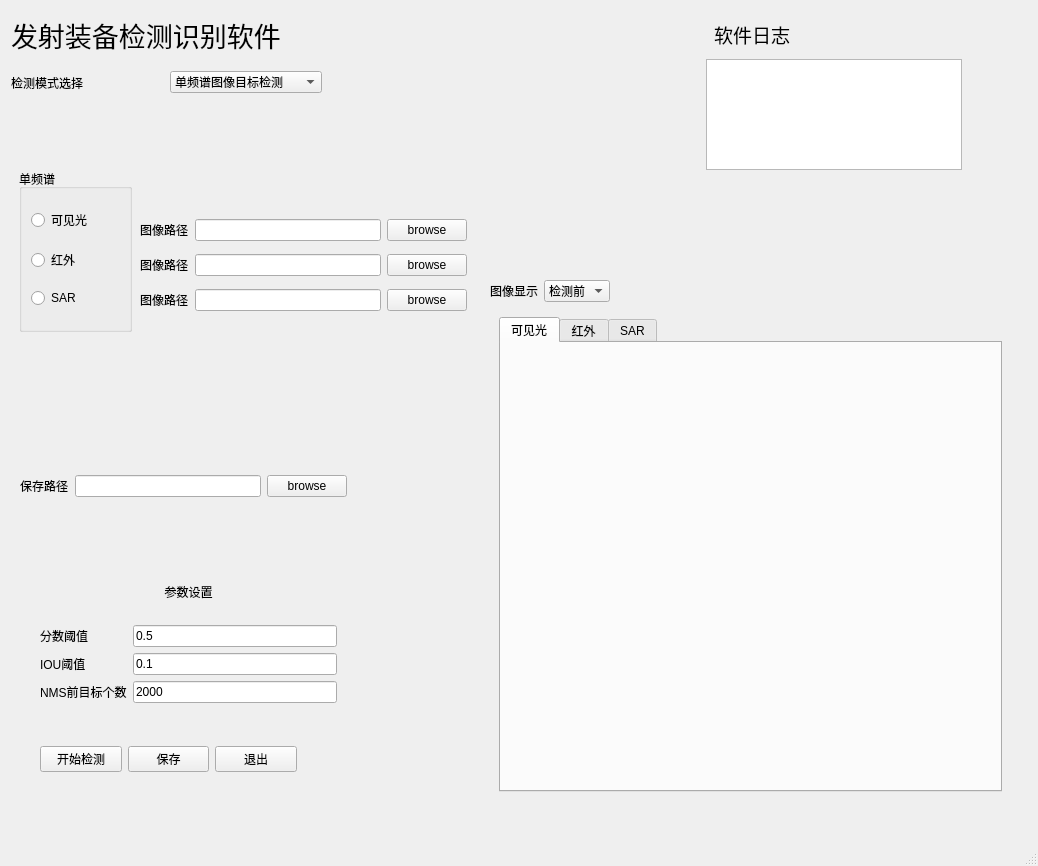
First picture: the form in v1/detection.ui, repository chongkuiqi/FTRP_app, before the edit.
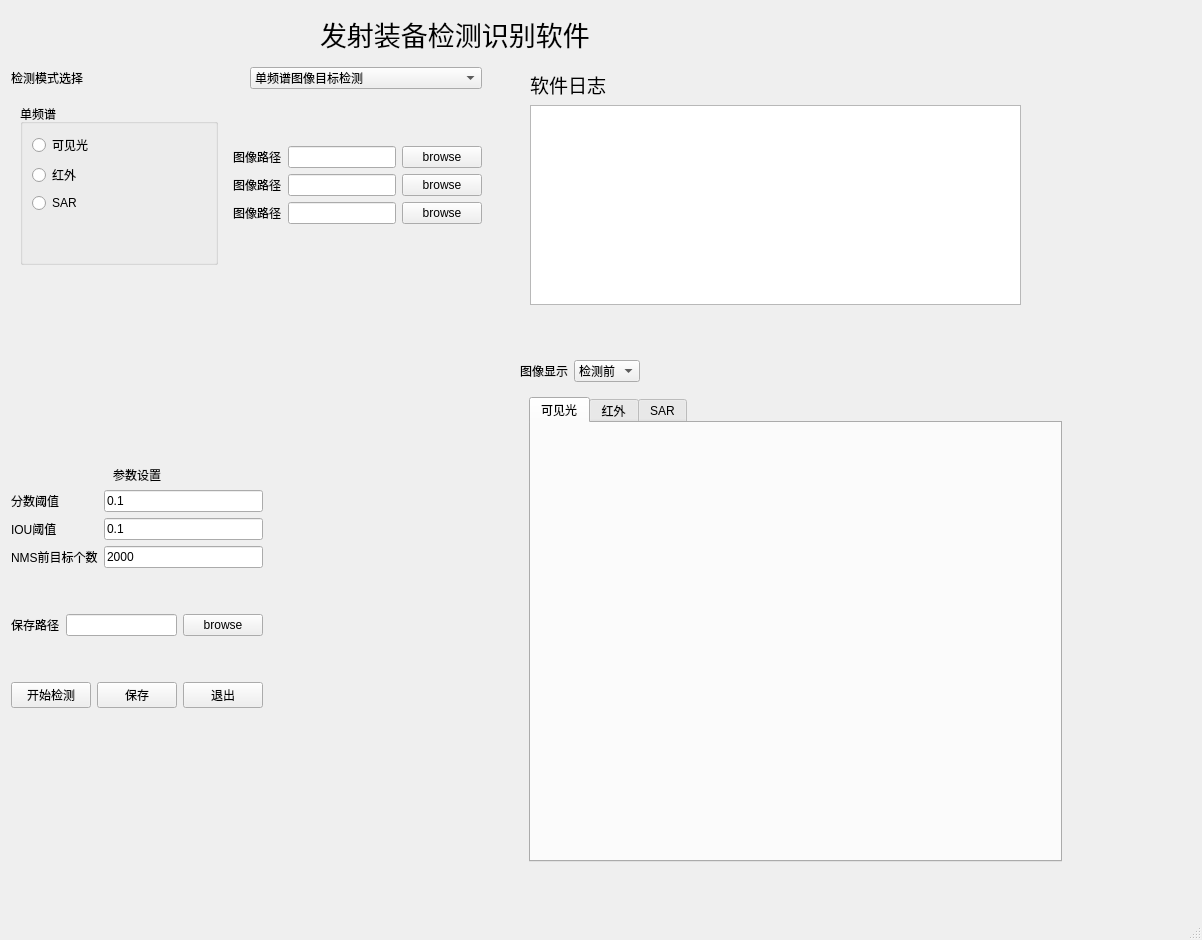
Second picture: the form after the edit. The open tabs and pages were chosen to show the change.

```diff
--- a/v1/detection.ui
+++ b/v1/detection.ui
@@ -6,8 +6,8 @@
    <rect>
     <x>0</x>
     <y>0</y>
-    <width>1038</width>
-    <height>866</height>
+    <width>1202</width>
+    <height>940</height>
    </rect>
   </property>
   <property name="windowTitle">
@@ -17,8 +17,8 @@
    <widget class="QLabel" name="label_winName">
     <property name="geometry">
      <rect>
-      <x>11</x>
-      <y>11</y>
+      <x>320</x>
+      <y>10</y>
       <width>330</width>
       <height>49</height>
      </rect>
@@ -36,270 +36,10 @@
    <widget class="QWidget" name="layoutWidget">
     <property name="geometry">
      <rect>
-      <x>40</x>
-      <y>566</y>
-      <width>297</width>
-      <height>137</height>
-     </rect>
-    </property>
-    <layout class="QGridLayout" name="gridLayout_2">
-     <item row="2" column="0">
-      <widget class="QLabel" name="label_iou_thr">
-       <property name="text">
-        <string>IOU阈值</string>
-       </property>
-      </widget>
-     </item>
-     <item row="2" column="1">
-      <widget class="QLineEdit" name="line_iou_thr">
-       <property name="text">
-        <string>0.1</string>
-       </property>
-      </widget>
-     </item>
-     <item row="3" column="0">
-      <widget class="QLabel" name="max_before_nms">
-       <property name="text">
-        <string>NMS前目标个数</string>
-       </property>
-      </widget>
-     </item>
-     <item row="3" column="1">
-      <widget class="QLineEdit" name="line_max_before_nms">
-       <property name="text">
-        <string>2000</string>
-       </property>
-      </widget>
-     </item>
-     <item row="1" column="0">
-      <widget class="QLabel" name="label_score">
-       <property name="text">
-        <string>分数阈值</string>
-       </property>
-      </widget>
-     </item>
-     <item row="1" column="1">
-      <widget class="QLineEdit" name="line_score">
-       <property name="text">
-        <string>0.5</string>
-       </property>
-      </widget>
-     </item>
-     <item row="0" column="0" colspan="2">
-      <widget class="QLabel" name="label_para">
-       <property name="text">
-        <string>&lt;html&gt;&lt;head/&gt;&lt;body&gt;&lt;p align=&quot;center&quot;&gt;参数设置&lt;/p&gt;&lt;/body&gt;&lt;/html&gt;</string>
-       </property>
-      </widget>
-     </item>
-    </layout>
-   </widget>
-   <widget class="QWidget" name="layoutWidget">
-    <property name="geometry">
-     <rect>
-      <x>40</x>
-      <y>740</y>
-      <width>257</width>
-      <height>38</height>
-     </rect>
-    </property>
-    <layout class="QGridLayout" name="gridLayout_4">
-     <item row="0" column="0">
-      <widget class="QPushButton" name="bu_detect">
-       <property name="text">
-        <string>开始检测</string>
-       </property>
-      </widget>
-     </item>
-     <item row="0" column="1">
-      <widget class="QPushButton" name="bu_save">
-       <property name="text">
-        <string>保存</string>
-       </property>
-      </widget>
-     </item>
-     <item row="0" column="2">
-      <widget class="QPushButton" name="bu_exit">
-       <property name="text">
-        <string>退出</string>
-       </property>
-      </widget>
-     </item>
-    </layout>
-   </widget>
-   <widget class="QStackedWidget" name="stackedWidget_detect">
-    <property name="geometry">
-     <rect>
-      <x>10</x>
-      <y>160</y>
-      <width>131</width>
-      <height>181</height>
-     </rect>
-    </property>
-    <property name="currentIndex">
-     <number>1</number>
-    </property>
-    <widget class="QWidget" name="page_MS">
-     <layout class="QGridLayout" name="gridLayout">
-      <item row="0" column="0">
-       <widget class="QGroupBox" name="groupBox_2">
-        <property name="title">
-         <string>多频谱</string>
-        </property>
-        <layout class="QGridLayout" name="gridLayout_3">
-         <item row="0" column="0">
-          <widget class="QCheckBox" name="CB_opt">
-           <property name="text">
-            <string>可见光</string>
-           </property>
-          </widget>
-         </item>
-         <item row="1" column="0">
-          <widget class="QCheckBox" name="CB_IR">
-           <property name="text">
-            <string>红外</string>
-           </property>
-          </widget>
-         </item>
-         <item row="2" column="0">
-          <widget class="QCheckBox" name="CB_SAR">
-           <property name="text">
-            <string>SAR</string>
-           </property>
-          </widget>
-         </item>
-        </layout>
-       </widget>
-      </item>
-     </layout>
-    </widget>
-    <widget class="QWidget" name="page_single">
-     <layout class="QGridLayout" name="gridLayout_6">
-      <item row="0" column="0">
-       <widget class="QGroupBox" name="groupBox">
-        <property name="title">
-         <string>单频谱</string>
-        </property>
-        <layout class="QGridLayout" name="gridLayout_5">
-         <item row="0" column="0">
-          <widget class="QRadioButton" name="RB_opt">
-           <property name="text">
-            <string>可见光</string>
-           </property>
-          </widget>
-         </item>
-         <item row="1" column="0">
-          <widget class="QRadioButton" name="RB_IR">
-           <property name="text">
-            <string>红外</string>
-           </property>
-          </widget>
-         </item>
-         <item row="2" column="0">
-          <widget class="QRadioButton" name="RB_SAR">
-           <property name="text">
-            <string>SAR</string>
-           </property>
-          </widget>
-         </item>
-        </layout>
-       </widget>
-      </item>
-     </layout>
-    </widget>
-   </widget>
-   <widget class="QWidget" name="layoutWidget">
-    <property name="geometry">
-     <rect>
-      <x>11</x>
-      <y>67</y>
-      <width>311</width>
-      <height>31</height>
-     </rect>
-    </property>
-    <layout class="QHBoxLayout" name="horizontalLayout_6">
-     <item>
-      <widget class="QLabel" name="label">
-       <property name="text">
-        <string>检测模式选择</string>
-       </property>
-      </widget>
-     </item>
-     <item>
-      <widget class="QComboBox" name="CB_mode">
-       <item>
-        <property name="text">
-         <string>单频谱图像目标检测</string>
-        </property>
-       </item>
-       <item>
-        <property name="text">
-         <string>多频谱图像目标检测</string>
-        </property>
-       </item>
-      </widget>
-     </item>
-    </layout>
-   </widget>
-   <widget class="QLabel" name="label_log">
-    <property name="geometry">
-     <rect>
-      <x>706</x>
-      <y>18</y>
-      <width>92</width>
-      <height>34</height>
-     </rect>
-    </property>
-    <property name="text">
-     <string>&lt;html&gt;&lt;head/&gt;&lt;body&gt;&lt;p align=&quot;center&quot;&gt;&lt;span style=&quot; font-size:14pt;&quot;&gt;软件日志&lt;/span&gt;&lt;/p&gt;&lt;/body&gt;&lt;/html&gt;</string>
-    </property>
-   </widget>
-   <widget class="QTextBrowser" name="text_log">
-    <property name="geometry">
-     <rect>
-      <x>706</x>
-      <y>59</y>
-      <width>256</width>
-      <height>111</height>
-     </rect>
-    </property>
-   </widget>
-   <widget class="QWidget" name="layoutWidget">
-    <property name="geometry">
-     <rect>
-      <x>20</x>
-      <y>470</y>
-      <width>327</width>
-      <height>32</height>
-     </rect>
-    </property>
-    <layout class="QHBoxLayout" name="horizontalLayout_7">
-     <item>
-      <widget class="QLabel" name="label_savepath">
-       <property name="text">
-        <string>保存路径</string>
-       </property>
-      </widget>
-     </item>
-     <item>
-      <widget class="QLineEdit" name="le_savepath"/>
-     </item>
-     <item>
-      <widget class="QPushButton" name="bu_browse_save">
-       <property name="text">
-        <string>browse</string>
-       </property>
-      </widget>
-     </item>
-    </layout>
-   </widget>
-   <widget class="QWidget" name="layoutWidget">
-    <property name="geometry">
-     <rect>
-      <x>490</x>
-      <y>280</y>
-      <width>521</width>
-      <height>521</height>
+      <x>520</x>
+      <y>360</y>
+      <width>551</width>
+      <height>511</height>
      </rect>
     </property>
     <layout class="QVBoxLayout" name="verticalLayout_5">
@@ -486,67 +226,404 @@
      </item>
     </layout>
    </widget>
-   <widget class="QWidget" name="layoutWidget">
+   <widget class="QWidget" name="">
     <property name="geometry">
      <rect>
-      <x>140</x>
-      <y>212</y>
-      <width>327</width>
-      <height>106</height>
+      <x>11</x>
+      <y>67</y>
+      <width>471</width>
+      <height>641</height>
      </rect>
     </property>
-    <layout class="QGridLayout" name="gridLayout_7">
-     <item row="0" column="0">
-      <widget class="QLabel" name="label_imgpath_opt">
-       <property name="text">
-        <string>图像路径</string>
-       </property>
-      </widget>
-     </item>
-     <item row="0" column="1">
-      <widget class="QLineEdit" name="le_imgpath_opt"/>
-     </item>
-     <item row="0" column="2">
-      <widget class="QPushButton" name="bu_browse_opt">
-       <property name="text">
-        <string>browse</string>
-       </property>
-      </widget>
+    <layout class="QGridLayout" name="gridLayout_13">
+     <item row="0" column="0" colspan="2">
+      <layout class="QGridLayout" name="gridLayout_10">
+       <item row="0" column="0" colspan="2">
+        <layout class="QHBoxLayout" name="horizontalLayout_6">
+         <item>
+          <widget class="QLabel" name="label">
+           <property name="text">
+            <string>检测模式选择</string>
+           </property>
+          </widget>
+         </item>
+         <item>
+          <widget class="QComboBox" name="CB_mode">
+           <item>
+            <property name="text">
+             <string>单频谱图像目标检测</string>
+            </property>
+           </item>
+           <item>
+            <property name="text">
+             <string>多频谱图像目标检测</string>
+            </property>
+           </item>
+          </widget>
+         </item>
+        </layout>
+       </item>
+       <item row="1" column="0">
+        <widget class="QStackedWidget" name="stackedWidget_detect">
+         <property name="currentIndex">
+          <number>1</number>
+         </property>
+         <widget class="QWidget" name="page_MS">
+          <layout class="QGridLayout" name="gridLayout">
+           <item row="0" column="0">
+            <widget class="QGroupBox" name="groupBox_2">
+             <property name="title">
+              <string>多频谱</string>
+             </property>
+             <layout class="QGridLayout" name="gridLayout_3">
+              <item row="0" column="0">
+               <widget class="QCheckBox" name="CB_opt">
+                <property name="text">
+                 <string>可见光</string>
+                </property>
+               </widget>
+              </item>
+              <item row="1" column="0">
+               <widget class="QCheckBox" name="CB_IR">
+                <property name="text">
+                 <string>红外</string>
+                </property>
+               </widget>
+              </item>
+              <item row="2" column="0">
+               <widget class="QCheckBox" name="CB_SAR">
+                <property name="text">
+                 <string>SAR</string>
+                </property>
+               </widget>
+              </item>
+             </layout>
+            </widget>
+           </item>
+          </layout>
+         </widget>
+         <widget class="QWidget" name="page_single">
+          <layout class="QGridLayout" name="gridLayout_6">
+           <item row="0" column="0">
+            <widget class="QGroupBox" name="groupBox">
+             <property name="title">
+              <string>单频谱</string>
+             </property>
+             <layout class="QGridLayout" name="gridLayout_5">
+              <item row="2" column="0">
+               <widget class="QRadioButton" name="RB_SAR">
+                <property name="text">
+                 <string>SAR</string>
+                </property>
+               </widget>
+              </item>
+              <item row="1" column="0">
+               <widget class="QRadioButton" name="RB_IR">
+                <property name="text">
+                 <string>红外</string>
+                </property>
+               </widget>
+              </item>
+              <item row="0" column="0">
+               <widget class="QRadioButton" name="RB_opt">
+                <property name="text">
+                 <string>可见光</string>
+                </property>
+               </widget>
+              </item>
+              <item row="3" column="0">
+               <spacer name="verticalSpacer_3">
+                <property name="orientation">
+                 <enum>Qt::Vertical</enum>
+                </property>
+                <property name="sizeHint" stdset="0">
+                 <size>
+                  <width>20</width>
+                  <height>40</height>
+                 </size>
+                </property>
+               </spacer>
+              </item>
+             </layout>
+            </widget>
+           </item>
+          </layout>
+         </widget>
+        </widget>
+       </item>
+       <item row="1" column="1">
+        <layout class="QGridLayout" name="gridLayout_7">
+         <item row="0" column="1">
+          <spacer name="verticalSpacer">
+           <property name="orientation">
+            <enum>Qt::Vertical</enum>
+           </property>
+           <property name="sizeHint" stdset="0">
+            <size>
+             <width>20</width>
+             <height>40</height>
+            </size>
+           </property>
+          </spacer>
+         </item>
+         <item row="2" column="0">
+          <widget class="QLabel" name="label_imgpath_IR">
+           <property name="text">
+            <string>图像路径</string>
+           </property>
+          </widget>
+         </item>
+         <item row="4" column="1">
+          <spacer name="verticalSpacer_2">
+           <property name="orientation">
+            <enum>Qt::Vertical</enum>
+           </property>
+           <property name="sizeHint" stdset="0">
+            <size>
+             <width>20</width>
+             <height>40</height>
+            </size>
+           </property>
+          </spacer>
+         </item>
+         <item row="2" column="2">
+          <widget class="QPushButton" name="bu_browse_IR">
+           <property name="text">
+            <string>browse</string>
+           </property>
+          </widget>
+         </item>
+         <item row="2" column="1">
+          <widget class="QLineEdit" name="le_imgpath_IR"/>
+         </item>
+         <item row="3" column="0">
+          <widget class="QLabel" name="label_imgpath_SAR">
+           <property name="text">
+            <string>图像路径</string>
+           </property>
+          </widget>
+         </item>
+         <item row="3" column="1">
+          <widget class="QLineEdit" name="le_imgpath_SAR"/>
+         </item>
+         <item row="1" column="2">
+          <widget class="QPushButton" name="bu_browse_opt">
+           <property name="text">
+            <string>browse</string>
+           </property>
+          </widget>
+         </item>
+         <item row="1" column="0">
+          <widget class="QLabel" name="label_imgpath_opt">
+           <property name="text">
+            <string>图像路径</string>
+           </property>
+          </widget>
+         </item>
+         <item row="1" column="1">
+          <widget class="QLineEdit" name="le_imgpath_opt"/>
+         </item>
+         <item row="3" column="2">
+          <widget class="QPushButton" name="bu_browse_SAR">
+           <property name="text">
+            <string>browse</string>
+           </property>
+          </widget>
+         </item>
+        </layout>
+       </item>
+      </layout>
      </item>
      <item row="1" column="0">
-      <widget class="QLabel" name="label_imgpath_IR">
-       <property name="text">
-        <string>图像路径</string>
+      <spacer name="verticalSpacer_4">
+       <property name="orientation">
+        <enum>Qt::Vertical</enum>
        </property>
-      </widget>
-     </item>
-     <item row="1" column="1">
-      <widget class="QLineEdit" name="le_imgpath_IR"/>
-     </item>
-     <item row="1" column="2">
-      <widget class="QPushButton" name="bu_browse_IR">
-       <property name="text">
-        <string>browse</string>
+       <property name="sizeHint" stdset="0">
+        <size>
+         <width>20</width>
+         <height>40</height>
+        </size>
        </property>
-      </widget>
+      </spacer>
      </item>
      <item row="2" column="0">
-      <widget class="QLabel" name="label_imgpath_SAR">
-       <property name="text">
-        <string>图像路径</string>
-       </property>
-      </widget>
+      <layout class="QGridLayout" name="gridLayout_12">
+       <item row="0" column="0">
+        <layout class="QGridLayout" name="gridLayout_2">
+         <item row="2" column="0">
+          <widget class="QLabel" name="label_iou_thr">
+           <property name="text">
+            <string>IOU阈值</string>
+           </property>
+          </widget>
+         </item>
+         <item row="2" column="1">
+          <widget class="QLineEdit" name="line_iou_thr">
+           <property name="text">
+            <string>0.1</string>
+           </property>
+          </widget>
+         </item>
+         <item row="3" column="0">
+          <widget class="QLabel" name="max_before_nms">
+           <property name="text">
+            <string>NMS前目标个数</string>
+           </property>
+          </widget>
+         </item>
+         <item row="3" column="1">
+          <widget class="QLineEdit" name="line_max_before_nms">
+           <property name="text">
+            <string>2000</string>
+           </property>
+          </widget>
+         </item>
+         <item row="1" column="0">
+          <widget class="QLabel" name="label_score">
+           <property name="text">
+            <string>分数阈值</string>
+           </property>
+          </widget>
+         </item>
+         <item row="1" column="1">
+          <widget class="QLineEdit" name="line_score">
+           <property name="text">
+            <string>0.1</string>
+           </property>
+          </widget>
+         </item>
+         <item row="0" column="0" colspan="2">
+          <widget class="QLabel" name="label_para">
+           <property name="text">
+            <string>&lt;html&gt;&lt;head/&gt;&lt;body&gt;&lt;p align=&quot;center&quot;&gt;参数设置&lt;/p&gt;&lt;/body&gt;&lt;/html&gt;</string>
+           </property>
+          </widget>
+         </item>
+        </layout>
+       </item>
+       <item row="1" column="0">
+        <spacer name="verticalSpacer_5">
+         <property name="orientation">
+          <enum>Qt::Vertical</enum>
+         </property>
+         <property name="sizeHint" stdset="0">
+          <size>
+           <width>20</width>
+           <height>40</height>
+          </size>
+         </property>
+        </spacer>
+       </item>
+       <item row="2" column="0">
+        <layout class="QHBoxLayout" name="horizontalLayout_7">
+         <item>
+          <widget class="QLabel" name="label_savepath">
+           <property name="text">
+            <string>保存路径</string>
+           </property>
+          </widget>
+         </item>
+         <item>
+          <widget class="QLineEdit" name="le_savepath"/>
+         </item>
+         <item>
+          <widget class="QPushButton" name="bu_browse_save">
+           <property name="text">
+            <string>browse</string>
+           </property>
+          </widget>
+         </item>
+        </layout>
+       </item>
+       <item row="3" column="0">
+        <spacer name="verticalSpacer_6">
+         <property name="orientation">
+          <enum>Qt::Vertical</enum>
+         </property>
+         <property name="sizeHint" stdset="0">
+          <size>
+           <width>20</width>
+           <height>40</height>
+          </size>
+         </property>
+        </spacer>
+       </item>
+       <item row="4" column="0">
+        <layout class="QGridLayout" name="gridLayout_4">
+         <item row="0" column="0">
+          <widget class="QPushButton" name="bu_detect">
+           <property name="text">
+            <string>开始检测</string>
+           </property>
+          </widget>
+         </item>
+         <item row="0" column="1">
+          <widget class="QPushButton" name="bu_save">
+           <property name="text">
+            <string>保存</string>
+           </property>
+          </widget>
+         </item>
+         <item row="0" column="2">
+          <widget class="QPushButton" name="bu_exit">
+           <property name="text">
+            <string>退出</string>
+           </property>
+          </widget>
+         </item>
+        </layout>
+       </item>
+      </layout>
      </item>
      <item row="2" column="1">
-      <widget class="QLineEdit" name="le_imgpath_SAR"/>
+      <spacer name="horizontalSpacer_2">
+       <property name="orientation">
+        <enum>Qt::Horizontal</enum>
+       </property>
+       <property name="sizeHint" stdset="0">
+        <size>
+         <width>40</width>
+         <height>20</height>
+        </size>
+       </property>
+      </spacer>
      </item>
-     <item row="2" column="2">
-      <widget class="QPushButton" name="bu_browse_SAR">
+    </layout>
+   </widget>
+   <widget class="QWidget" name="">
+    <property name="geometry">
+     <rect>
+      <x>530</x>
+      <y>70</y>
+      <width>491</width>
+      <height>235</height>
+     </rect>
+    </property>
+    <layout class="QGridLayout" name="gridLayout_11">
+     <item row="0" column="0">
+      <widget class="QLabel" name="label_log">
        <property name="text">
-        <string>browse</string>
+        <string>&lt;html&gt;&lt;head/&gt;&lt;body&gt;&lt;p align=&quot;center&quot;&gt;&lt;span style=&quot; font-size:14pt;&quot;&gt;软件日志&lt;/span&gt;&lt;/p&gt;&lt;/body&gt;&lt;/html&gt;</string>
        </property>
       </widget>
      </item>
+     <item row="1" column="0" colspan="2">
+      <widget class="QTextBrowser" name="text_log"/>
+     </item>
+     <item row="0" column="1">
+      <spacer name="horizontalSpacer">
+       <property name="orientation">
+        <enum>Qt::Horizontal</enum>
+       </property>
+       <property name="sizeHint" stdset="0">
+        <size>
+         <width>40</width>
+         <height>20</height>
+        </size>
+       </property>
+      </spacer>
+     </item>
     </layout>
    </widget>
   </widget>
```
Left out of the diff: 4 changed lines with no effect on the pictures.
